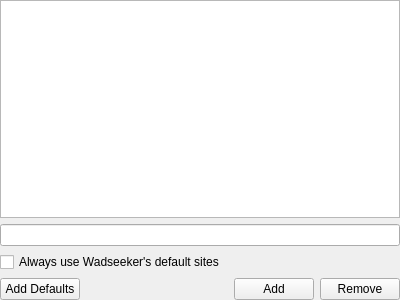
Old version of the form src/core/gui/configuration/cfgwadseekersites.ui in the repository PROPHESSOR/DDCLauncher.
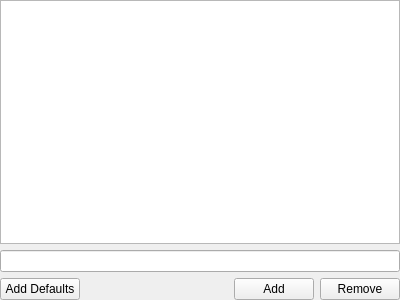
New version of the form. Icons and pictures are not drawn.

What changed in the file:
```diff
--- a/src/core/gui/configuration/cfgwadseekersites.ui
+++ b/src/core/gui/configuration/cfgwadseekersites.ui
@@ -36,16 +36,6 @@
    <item>
     <widget class="QLineEdit" name="leUrl"/>
    </item>
-   <item>
-    <widget class="QCheckBox" name="cbAlwaysUseDefaultSites">
-     <property name="toolTip">
-      <string>&lt;html&gt;&lt;head/&gt;&lt;body&gt;&lt;p&gt;Wadseeker library comes with its own list of file storage sites. As these sites come and go the list is modified with new updates of the library. Leave this option to be always up-to-date with the current list. &lt;/p&gt;&lt;p&gt;When enabled the list of hardcoded default sites will always be used in addition to the list above.&lt;/p&gt;&lt;p&gt;When disabled only the list above is used.&lt;/p&gt;&lt;/body&gt;&lt;/html&gt;</string>
-     </property>
-     <property name="text">
-      <string>Always use Wadseeker's default sites</string>
-     </property>
-    </widget>
-   </item>
    <item>
     <layout class="QHBoxLayout" name="horizontalLayout">
      <item>
```
Left out of the diff: 18 changed lines with no effect on the pictures.
